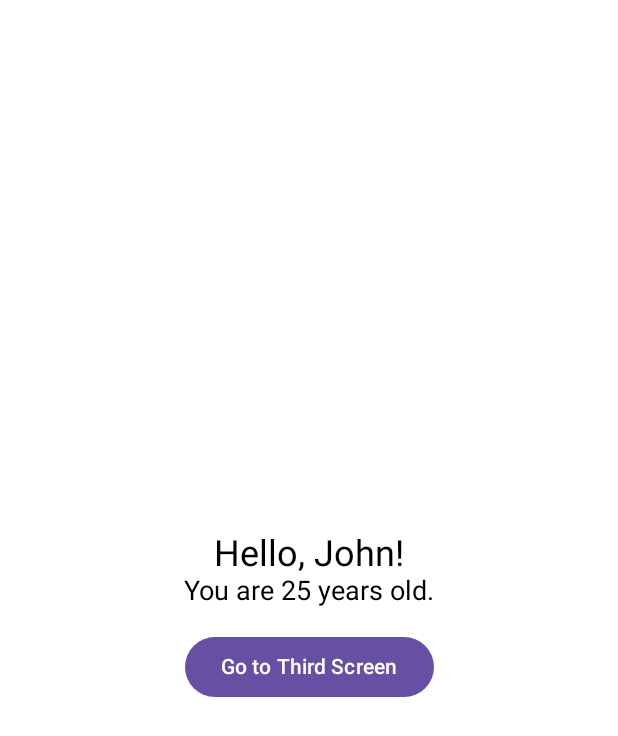
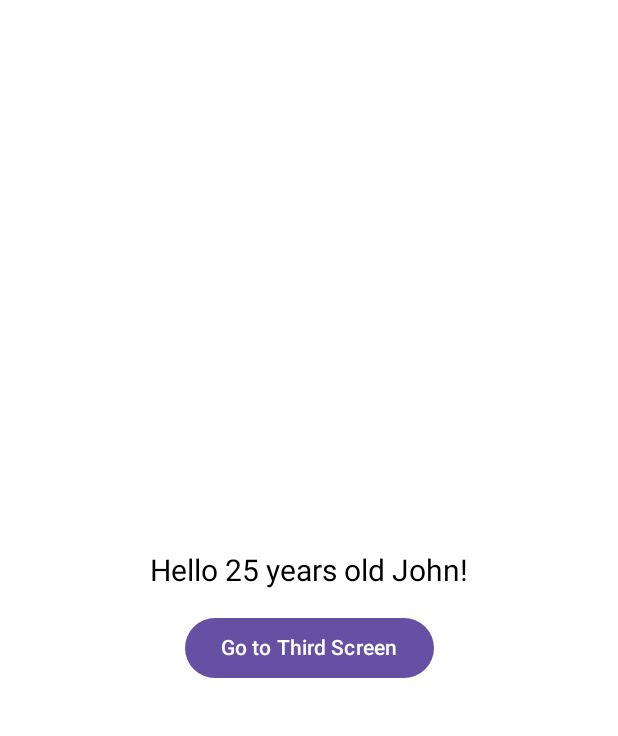
Before and after one commit to Gamal-prog/mob-dev-labs, an Android app built with Jetpack Compose: the @Preview function SecondScreenPreview, on a phone screen of 412 x 824 dp. Shown: the top 736 px of the screen. Run offline under Robolectric (Android 15) with nearby library versions, the phone set to English and light mode, and no system bars.

Commit message:
done code ex

```diff
--- a/app/src/main/java/com/example/myapplication/ui/screen/SecondScreen.kt
+++ b/app/src/main/java/com/example/myapplication/ui/screen/SecondScreen.kt
@@ -17,8 +17,7 @@ fun SecondScreen(name: String, age: Int, navigateToThirdScreen: () -> Unit) {
         verticalArrangement = Arrangement.Center,
         horizontalAlignment = Alignment.CenterHorizontally
     ) {
-        Text("Hello, $name!", fontSize = 24.sp)
-        Text("You are $age years old.", fontSize = 18.sp)
+        Text("Hello $age years old $name!", fontSize = 20.sp)
 
         Spacer(modifier = Modifier.height(16.dp))
 
--- a/app/src/main/java/com/example/myapplication/ui/screen/ThirdScreen.kt
+++ b/app/src/main/java/com/example/myapplication/ui/screen/ThirdScreen.kt
@@ -18,7 +18,7 @@ fun ThirdScreen(navigateBack: () -> Unit) {
         verticalArrangement = Arrangement.Center,
         horizontalAlignment = Alignment.CenterHorizontally
     ) {
-        Text("This is the Third Screen", fontSize = 24.sp)
+        Text("The Third Screen", fontSize = 24.sp)
 
         Spacer(modifier = Modifier.height(16.dp))
 
```
